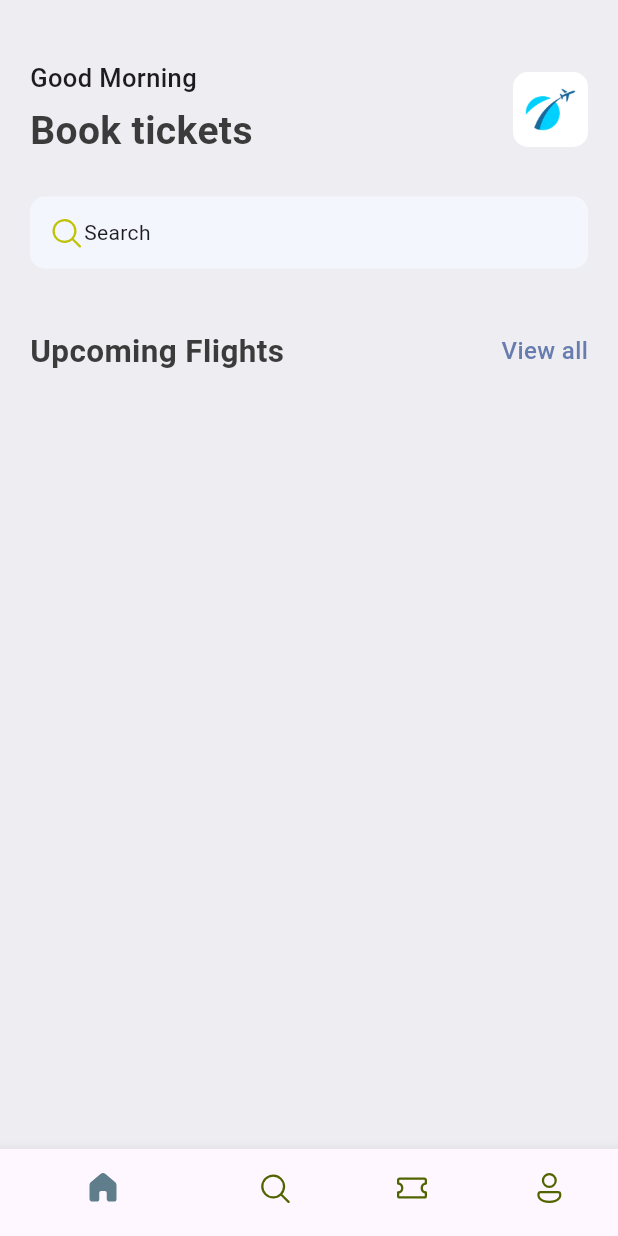
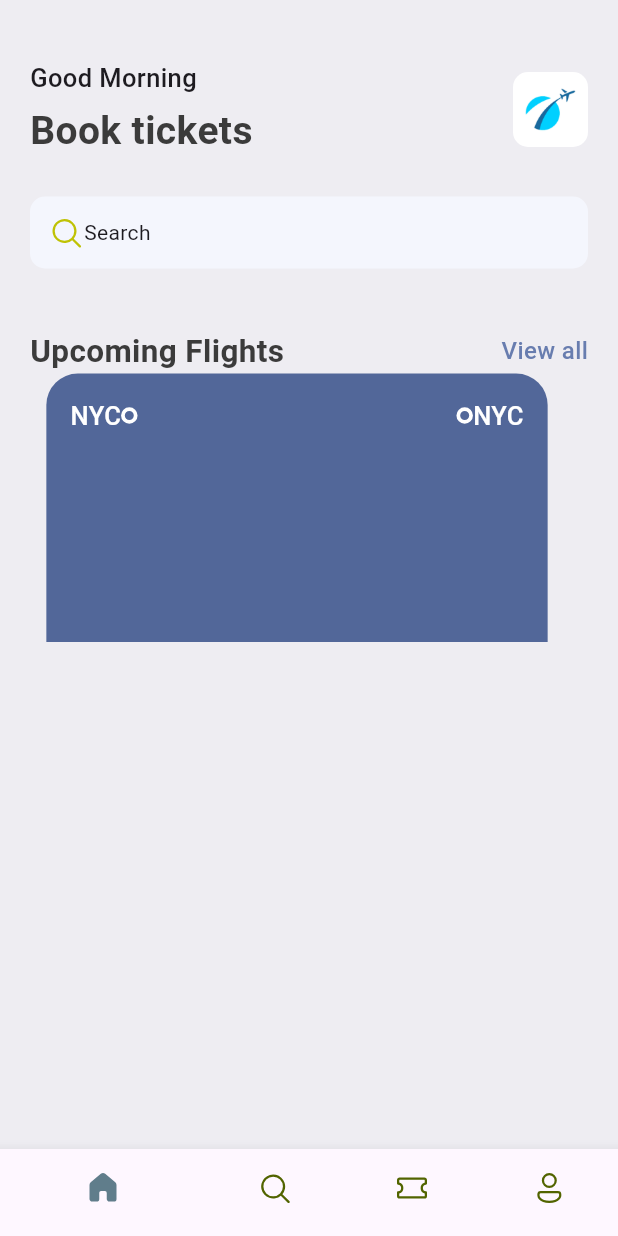
Before and after one commit to ajoued/ticket-app, a Flutter app: the screen it shows after launch, on a phone screen of 412 x 824 dp. Run offline on Flutter 3.47's test engine with Material 3 defaults, Android fonts, the phone set to English and light mode, and no system bars; our stand-ins replace fluentui_icons.

Commit message:
Started building the Tickets widget

```diff
--- a/lib/base/res/styles/app_styles.dart
+++ b/lib/base/res/styles/app_styles.dart
@@ -6,6 +6,7 @@ class AppStyles {
   static Color primaryColor = primary;
   static Color textColor = const Color(0xFF3B3B3B);
   static Color bgColor = const Color(0xFFeeedf2);
+  static Color ticketBlue = const Color(0xff526799);
 
   static TextStyle textStyle =
       TextStyle(fontSize: 16, fontWeight: FontWeight.w500, color: textColor);
--- /dev/null
+++ b/lib/base/widgets/big_dot.dart
@@ -0,0 +1,16 @@
+import 'package:flutter/material.dart';
+
+class BigDot extends StatelessWidget {
+  const BigDot({super.key});
+
+  @override
+  Widget build(BuildContext context) {
+    return Container(
+      padding: EdgeInsets.all(3),
+      decoration: BoxDecoration(
+        border: Border.all(width: 2.5, color: Colors.white),
+        borderRadius: BorderRadius.circular(20),
+      ),
+    );
+  }
+}
--- /dev/null
+++ b/lib/base/widgets/ticket_view.dart
@@ -0,0 +1,47 @@
+import 'package:flutter/material.dart';
+import 'package:ticket_app/base/res/styles/app_styles.dart';
+import 'package:ticket_app/base/widgets/big_dot.dart';
+
+class TicketView extends StatelessWidget {
+  const TicketView({super.key});
+
+  @override
+  Widget build(BuildContext context) {
+    final size = MediaQuery.of(context).size;
+    return SizedBox(
+      width: size.width * 0.85,
+      height: 179,
+      child: Container(
+        margin: EdgeInsets.only(right: 16),
+        padding: EdgeInsets.all(16),
+        decoration: BoxDecoration(
+          color: AppStyles.ticketBlue,
+          borderRadius: BorderRadius.only(
+              topLeft: Radius.circular(21), topRight: Radius.circular(21)),
+        ),
+        child: Column(
+          children: [
+            Row(
+              children: [
+                Text(
+                  "NYC",
+                  style: AppStyles.headLineStyle3.copyWith(color: Colors.white),
+                ),
+                BigDot(),
+                Expanded(child: Container()),
+                BigDot(),
+                Text(
+                  "NYC",
+                  style: AppStyles.headLineStyle3.copyWith(color: Colors.white),
+                ),
+              ],
+            ),
+            Row(
+              children: [],
+            )
+          ],
+        ),
+      ),
+    );
+  }
+}
--- a/lib/screens/home_screen.dart
+++ b/lib/screens/home_screen.dart
@@ -3,6 +3,7 @@ import 'package:flutter/material.dart';
 import 'package:ticket_app/base/res/media.dart';
 import 'package:ticket_app/base/res/styles/app_styles.dart';
 import 'package:ticket_app/base/widgets/app_double_text.dart';
+import 'package:ticket_app/base/widgets/ticket_view.dart';
 
 class HomeScreen extends StatelessWidget {
   const HomeScreen({super.key});
@@ -68,6 +69,7 @@ class HomeScreen extends StatelessWidget {
                     bigText: 'Upcoming Flights',
                     smallText: 'View all',
                   ),
+                  TicketView(),
                 ],
               ),
             ),
```
